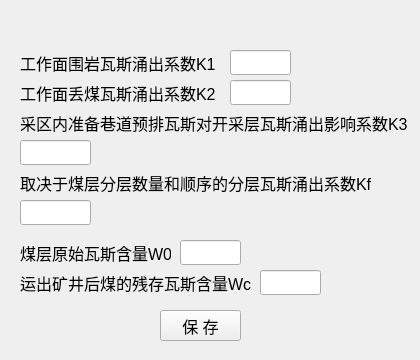
First picture: the form in python/cbm/uifiles/ws_gas_flow_predict_work_dlg.ui, repository wyrover/cbm, before the edit.
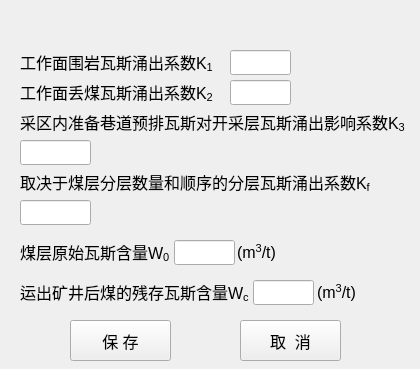
Second picture: the form after the edit. Icons and pictures are not drawn.

```diff
--- a/python/cbm/uifiles/ws_gas_flow_predict_work_dlg.ui
+++ b/python/cbm/uifiles/ws_gas_flow_predict_work_dlg.ui
@@ -7,7 +7,7 @@
     <x>0</x>
     <y>0</y>
     <width>420</width>
-    <height>360</height>
+    <height>369</height>
    </rect>
   </property>
   <property name="windowTitle">
@@ -23,7 +23,7 @@
      <x>0</x>
      <y>30</y>
      <width>421</width>
-     <height>331</height>
+     <height>341</height>
     </rect>
    </property>
    <widget class="QLabel" name="label_7">
@@ -41,7 +41,7 @@
      </font>
     </property>
     <property name="text">
-     <string>工作面丢煤瓦斯涌出系数K2</string>
+     <string>&lt;html&gt;&lt;head/&gt;&lt;body&gt;&lt;p&gt;工作面丢煤瓦斯涌出系数K&lt;span style=&quot; vertical-align:sub;&quot;&gt;2&lt;/span&gt;&lt;/p&gt;&lt;/body&gt;&lt;/html&gt;</string>
     </property>
    </widget>
    <widget class="QLabel" name="label">
@@ -59,14 +59,14 @@
      </font>
     </property>
     <property name="text">
-     <string>采区内准备巷道预排瓦斯对开采层瓦斯涌出影响系数K3</string>
+     <string>&lt;html&gt;&lt;head/&gt;&lt;body&gt;&lt;p&gt;采区内准备巷道预排瓦斯对开采层瓦斯涌出影响系数K&lt;span style=&quot; vertical-align:sub;&quot;&gt;3&lt;/span&gt;&lt;/p&gt;&lt;/body&gt;&lt;/html&gt;</string>
     </property>
    </widget>
    <widget class="QLineEdit" name="gas_wc2">
     <property name="geometry">
      <rect>
-      <x>260</x>
-      <y>240</y>
+      <x>253</x>
+      <y>250</y>
       <width>61</width>
       <height>25</height>
      </rect>
@@ -81,7 +81,7 @@
     <property name="geometry">
      <rect>
       <x>20</x>
-      <y>240</y>
+      <y>250</y>
       <width>231</width>
       <height>25</height>
      </rect>
@@ -92,7 +92,7 @@
      </font>
     </property>
     <property name="text">
-     <string>运出矿井后煤的残存瓦斯含量Wc</string>
+     <string>&lt;html&gt;&lt;head/&gt;&lt;body&gt;&lt;p&gt;运出矿井后煤的残存瓦斯含量W&lt;span style=&quot; vertical-align:sub;&quot;&gt;c&lt;/span&gt;&lt;/p&gt;&lt;/body&gt;&lt;/html&gt;</string>
     </property>
    </widget>
    <widget class="QLineEdit" name="kf">
@@ -125,7 +125,7 @@
      </font>
     </property>
     <property name="text">
-     <string>取决于煤层分层数量和顺序的分层瓦斯涌出系数Kf</string>
+     <string>&lt;html&gt;&lt;head/&gt;&lt;body&gt;&lt;p&gt;取决于煤层分层数量和顺序的分层瓦斯涌出系数K&lt;span style=&quot; vertical-align:sub;&quot;&gt;f&lt;/span&gt;&lt;/p&gt;&lt;/body&gt;&lt;/html&gt;</string>
     </property>
    </widget>
    <widget class="QLineEdit" name="k1">
@@ -146,7 +146,7 @@
    <widget class="QLineEdit" name="gas_w0">
     <property name="geometry">
      <rect>
-      <x>180</x>
+      <x>174</x>
       <y>210</y>
       <width>61</width>
       <height>25</height>
@@ -173,7 +173,7 @@
      </font>
     </property>
     <property name="text">
-     <string>煤层原始瓦斯含量W0</string>
+     <string>&lt;html&gt;&lt;head/&gt;&lt;body&gt;&lt;p&gt;煤层原始瓦斯含量W&lt;span style=&quot; vertical-align:sub;&quot;&gt;0&lt;/span&gt;&lt;/p&gt;&lt;/body&gt;&lt;/html&gt;</string>
     </property>
    </widget>
    <widget class="QLineEdit" name="k3">
@@ -221,16 +221,16 @@
      </font>
     </property>
     <property name="text">
-     <string>工作面围岩瓦斯涌出系数K1</string>
+     <string>&lt;html&gt;&lt;head/&gt;&lt;body&gt;&lt;p&gt;工作面围岩瓦斯涌出系数K&lt;span style=&quot; vertical-align:sub;&quot;&gt;1&lt;/span&gt;&lt;/p&gt;&lt;/body&gt;&lt;/html&gt;</string>
     </property>
    </widget>
    <widget class="QPushButton" name="save">
     <property name="geometry">
      <rect>
-      <x>160</x>
-      <y>280</y>
-      <width>81</width>
-      <height>31</height>
+      <x>70</x>
+      <y>290</y>
+      <width>101</width>
+      <height>41</height>
      </rect>
     </property>
     <property name="font">
@@ -282,6 +282,60 @@
      <bool>true</bool>
     </property>
    </widget>
+   <widget class="QLabel" name="label_22">
+    <property name="geometry">
+     <rect>
+      <x>237</x>
+      <y>210</y>
+      <width>51</width>
+      <height>25</height>
+     </rect>
+    </property>
+    <property name="font">
+     <font>
+      <pointsize>12</pointsize>
+     </font>
+    </property>
+    <property name="text">
+     <string>&lt;html&gt;&lt;head/&gt;&lt;body&gt;&lt;p&gt;(m&lt;span style=&quot; vertical-align:super;&quot;&gt;3&lt;/span&gt;/t)&lt;/p&gt;&lt;/body&gt;&lt;/html&gt;</string>
+    </property>
+   </widget>
+   <widget class="QPushButton" name="save_2">
+    <property name="geometry">
+     <rect>
+      <x>240</x>
+      <y>290</y>
+      <width>101</width>
+      <height>41</height>
+     </rect>
+    </property>
+    <property name="font">
+     <font>
+      <pointsize>12</pointsize>
+     </font>
+    </property>
+    <property name="text">
+     <string>取  消</string>
+    </property>
+   </widget>
+   <widget class="QLabel" name="label_23">
+    <property name="geometry">
+     <rect>
+      <x>317</x>
+      <y>250</y>
+      <width>51</width>
+      <height>25</height>
+     </rect>
+    </property>
+    <property name="font">
+     <font>
+      <pointsize>12</pointsize>
+     </font>
+    </property>
+    <property name="text">
+     <string>&lt;html&gt;&lt;head/&gt;&lt;body&gt;&lt;p&gt;(m&lt;span style=&quot; vertical-align:super;&quot;&gt;3&lt;/span&gt;/t)&lt;/p&gt;&lt;/body&gt;&lt;/html&gt;</string>
+    </property>
+   </widget>
   </widget>
   <widget class="QWidget" name="widget_title" native="true">
    <property name="geometry">
```
